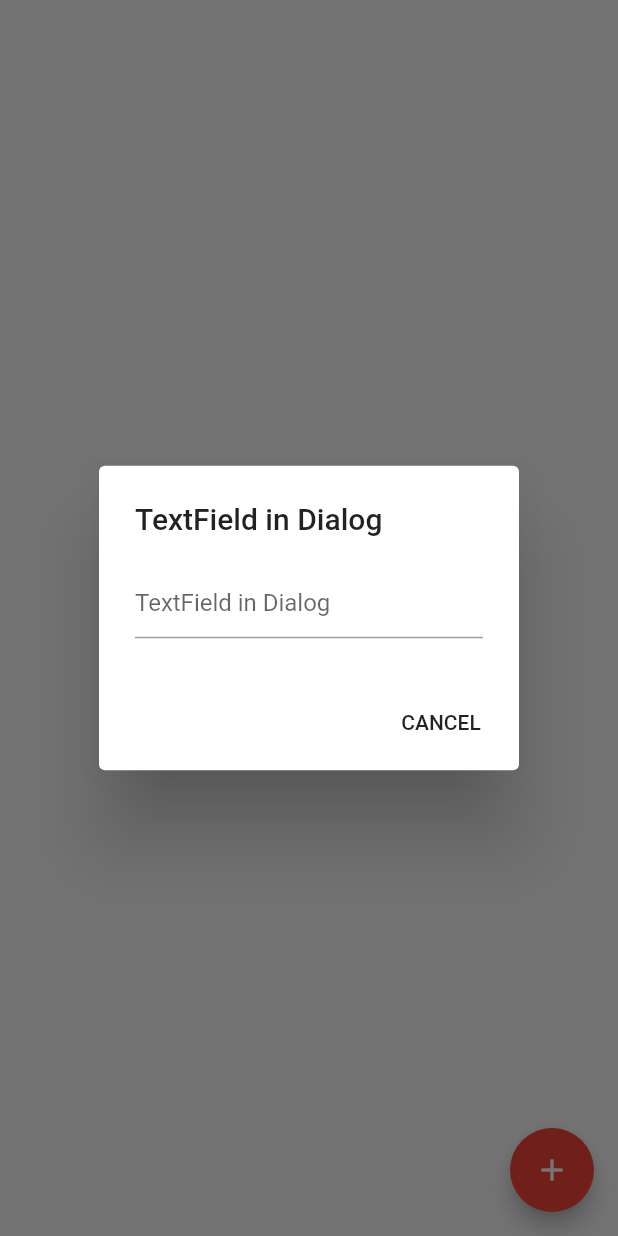
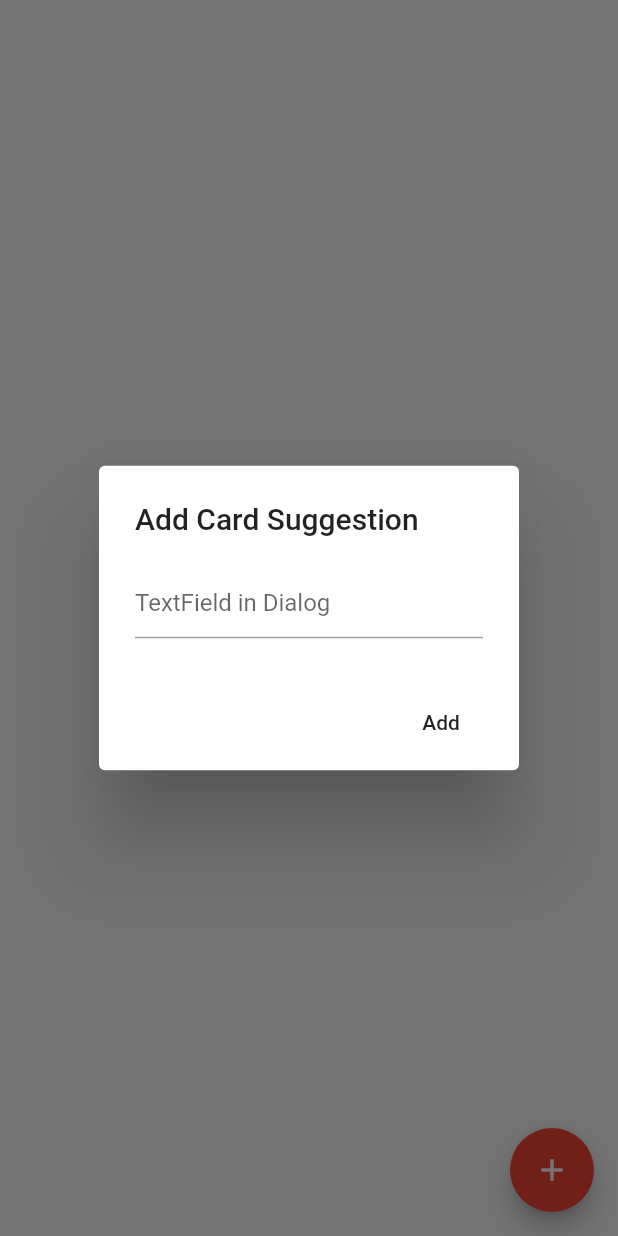
Before and after one commit to RashoAli/my_wave_app, a Flutter app: the screen it shows after launch, after a tap on the "add" icon, on a phone screen of 412 x 824 dp. Run offline on Flutter 3.47's test engine with Material 2 defaults, Android fonts, the phone set to English and light mode, and no system bars.

Commit message:
add butten(First iteration)

```diff
--- a/lib/AddPopUp.dart
+++ b/lib/AddPopUp.dart
@@ -1,4 +1,6 @@
 import 'package:flutter/material.dart';
+import 'Cards.dart';
+
 
 class AddPopUp extends StatefulWidget {
   @override
@@ -20,21 +22,25 @@ class _AddPopUpState extends State<AddPopUp> {
 
 class PopUPDialog extends StatelessWidget {
   TextEditingController _textFieldController = TextEditingController();
-
+  String inputCard ;
   _displayDialog(BuildContext context) async {
     return showDialog(
         context: context,
         builder: (context) {
           return AlertDialog(
-            title: Text('TextField in Dialog'),
+            title: Text('Add Card Suggestion'),
             content: TextField(
               controller: _textFieldController,
               decoration: InputDecoration(hintText: "TextField in Dialog"),
+              onChanged: (value) {
+                inputCard = value;
+              }
             ),
             actions: <Widget>[
               new FlatButton(
-                child: new Text('CANCEL'),
+                child: new Text('Add'),
                 onPressed: () {
+                  print(inputCard);
                   Navigator.of(context).pop();
                 },
               )
```
Also changed, not shown: lib/Test.dart (added).
